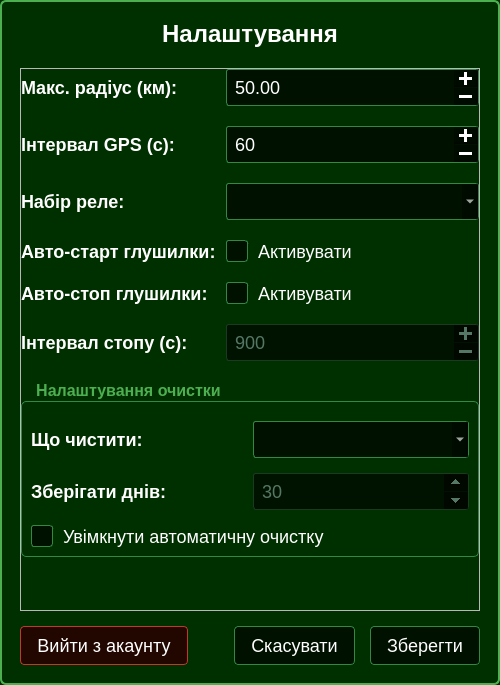
This is app/ui/settings_dialog.ui in VadymKotsiuba1808/SDR_Pi as Qt 5 draws it before an edit. The edited form follows.
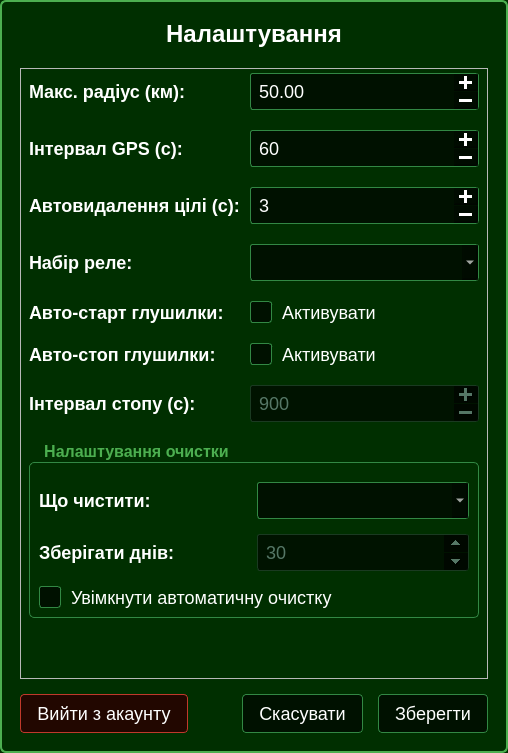
This is the edited form. Icons and pictures are not drawn.

Commit message: Fixed ui after rebase

What changed in the file:
```diff
--- a/app/ui/settings_dialog.ui
+++ b/app/ui/settings_dialog.ui
@@ -6,8 +6,8 @@
       <rect>
         <x>0</x>
         <y>0</y>
-        <width>500</width>
-        <height>685</height>
+    <width>508</width>
+    <height>753</height>
       </rect>
     </property>
     <property name="windowTitle">
@@ -163,6 +163,18 @@
                 <property name="verticalSpacing">
                   <number>20</number>
                 </property>
+        <property name="leftMargin">
+         <number>8</number>
+        </property>
+        <property name="topMargin">
+         <number>4</number>
+        </property>
+        <property name="rightMargin">
+         <number>8</number>
+        </property>
+        <property name="bottomMargin">
+         <number>4</number>
+        </property>
                 <item row="0" column="0">
                   <widget class="QLabel" name="labelRadius">
                     <property name="text">
@@ -210,51 +222,77 @@
                   </widget>
                 </item>
                 <item row="2" column="0">
+         <widget class="QLabel" name="labelDetectionTTL">
+          <property name="text">
+           <string>Автовидалення цілі (с):</string>
+          </property>
+         </widget>
+        </item>
+        <item row="2" column="1">
+         <widget class="QSpinBox" name="inpDetectionTTL">
+          <property name="enabled">
+           <bool>true</bool>
+          </property>
+          <property name="buttonSymbols">
+           <enum>QAbstractSpinBox::ButtonSymbols::PlusMinus</enum>
+          </property>
+          <property name="minimum">
+           <number>1</number>
+          </property>
+          <property name="maximum">
+           <number>360</number>
+          </property>
+          <property name="value">
+           <number>3</number>
+          </property>
+         </widget>
+        </item>
+        <item row="3" column="0">
                   <widget class="QLabel" name="labelRelay">
                     <property name="text">
                       <string>Набір реле:</string>
                     </property>
                   </widget>
                 </item>
-                <item row="2" column="1">
+        <item row="3" column="1">
                   <widget class="QComboBox" name="cmbRelay"/>
                 </item>
-                <item row="3" column="0">
+        <item row="4" column="0">
                   <widget class="QLabel" name="labelAutoStart">
                     <property name="text">
                       <string>Авто-старт глушилки:</string>
                     </property>
                   </widget>
                 </item>
-                <item row="3" column="1">
+        <item row="4" column="1">
                   <widget class="QCheckBox" name="chkJammerAutoStart">
                     <property name="text">
                       <string>Активувати</string>
                     </property>
                   </widget>
                 </item>
-                <item row="4" column="0">
+        <item row="5" column="0">
                   <widget class="QLabel" name="labelAutoStop">
                     <property name="text">
                       <string>Авто-стоп глушилки:</string>
                     </property>
                   </widget>
                 </item>
-                <item row="4" column="1">
+        <item row="5" column="1">
                   <widget class="QCheckBox" name="chkJammerAutoStop">
                     <property name="text">
                       <string>Активувати</string>
                     </property>
                   </widget>
                 </item>
-                <item row="5" column="0">
+        <item row="6" column="0">
                   <widget class="QLabel" name="labelStopInterval">
                     <property name="text">
                       <string>Інтервал стопу (с):</string>
                     </property>
                   </widget>
                 </item>
-                <item row="5" column="1">
+        <item row="6" column="1">
                   <widget class="QSpinBox" name="inpJammerStopInterval">
                     <property name="enabled">
                       <bool>false</bool>
@@ -273,7 +311,7 @@
                     </property>
                   </widget>
                 </item>
-                <item row="6" column="0" colspan="2">
+        <item row="7" column="0" colspan="2">
                   <widget class="QGroupBox" name="groupBoxClean">
                     <property name="title">
                       <string>Налаштування очистки</string>
```
Lines whose indentation alone changed are shown as unchanged. The commit also changes 3 other files.
